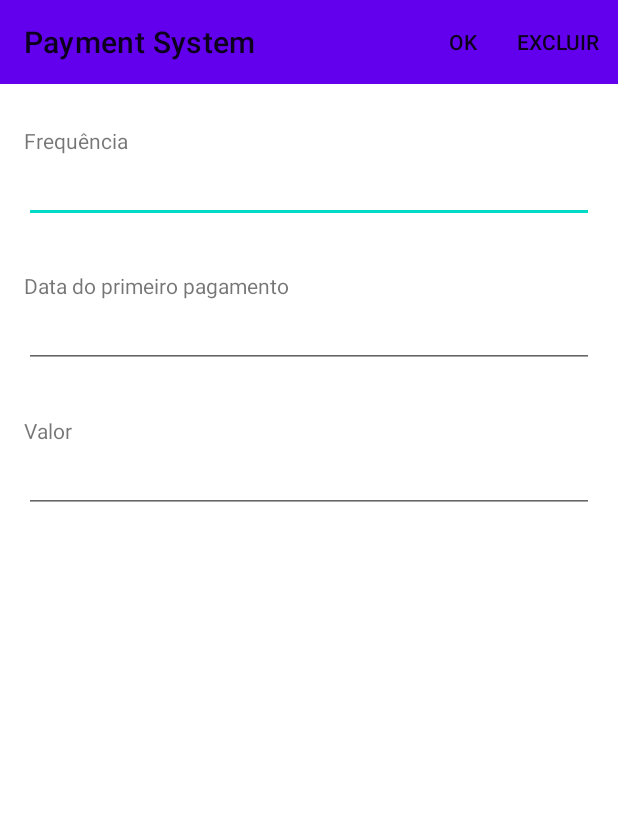
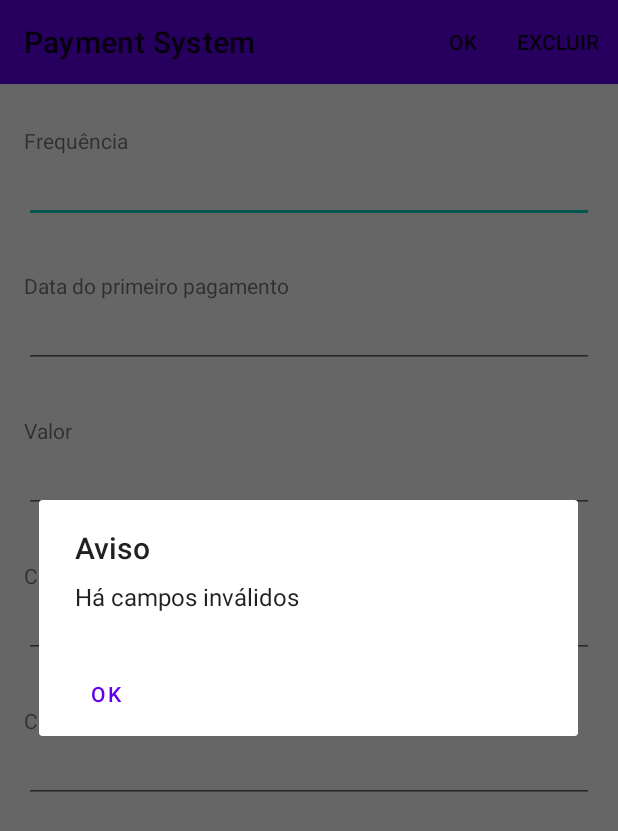
Before and after one commit to Joyce-Ribeiro/PaySys, an Android app: the EditCadCli screen opened directly, with no data from a screen before it, after a tap on "OK", on a phone screen of 412 x 824 dp. Shown: the top 831 px of the screen. Run offline under Robolectric (Android 15) with nearby library versions, the phone set to English and light mode, and no system bars; our stand-ins replace navigation-ui; 4 statements that could not run were skipped.

Commit message:
commit 12

```diff
--- a/app/src/main/java/com/example/ps/EditCadCli.java
+++ b/app/src/main/java/com/example/ps/EditCadCli.java
@@ -9,11 +9,13 @@ import com.google.android.material.snackbar.Snackbar;
 import androidx.appcompat.app.AlertDialog;
 import androidx.appcompat.app.AppCompatActivity;
 
+import android.text.TextUtils;
 import android.view.Menu;
 import android.view.MenuInflater;
 import android.view.MenuItem;
 import android.view.View;
 import android.widget.EditText;
+import android.widget.TextView;
 
 import androidx.navigation.NavController;
 import androidx.navigation.Navigation;
@@ -22,8 +24,11 @@ import androidx.navigation.ui.NavigationUI;
 
 import com.example.ps.databinding.ActivityEditCadCliBinding;
 
+import java.util.List;
+
 import database.PaymentSystemOpenHelper;
 import dominio.entidade.Cliente;
+import dominio.entidade.Pagamento;
 import dominio.repositorio.RepositorioCliente;
 import dominio.repositorio.RespositorioPagamento;
 
@@ -36,8 +41,11 @@ public class EditCadCli extends AppCompatActivity {
     private EditText editFreq;
     private EditText editfirstdata;
     private EditText editvalor;
+    private EditText editCod;
+    private EditText editIdCli;
+    private RespositorioPagamento repositorioPagamento;
+    private Pagamento pagamento;
     private RepositorioCliente repositorioCliente;
-    private Cliente cliente;
 
 
 
@@ -58,21 +66,20 @@ public class EditCadCli extends AppCompatActivity {
         editFreq=(EditText)findViewById(R.id.editFreq);
         editfirstdata=(EditText)findViewById(R.id.editfirstdata);
         editvalor=(EditText)findViewById(R.id.editvalor);
+        editCod=(EditText)findViewById(R.id.editCod);
+        editIdCli=(EditText)findViewById(R.id.editIdCli);
         criarConexao();
-        /*verificaParametro();*/
+
     }
-    private void verificaParametro(){
-        Bundle bundle = getIntent().getExtras();
-        if ((bundle != null) && (bundle.containsKey("CLIENTE")) ){
-            Cliente cliente = (Cliente) bundle.getSerializable("CLIENTE");
-        }
-    }
+
+
     private void criarConexao(){
 
         try{
             paymentSystemOpenHelper = new PaymentSystemOpenHelper(this);
             conexao = paymentSystemOpenHelper.getWritableDatabase();
-            /*repositorioPagamento = new RespositorioPagamento(conexao);*/
+            repositorioPagamento = new RespositorioPagamento(conexao);
+            repositorioCliente = new RepositorioCliente(conexao);
 
         }catch (SQLException ex){
             AlertDialog.Builder dlg =new AlertDialog.Builder(this);
@@ -81,6 +88,63 @@ public class EditCadCli extends AppCompatActivity {
             dlg.setNeutralButton("ok",null);
             dlg.show();
         }
+    }
+    private void confirmar(){
+        pagamento = new Pagamento();
+        if(validaInfoCli()== false) {
+
+            try {
+                repositorioPagamento.inserirPagamento(pagamento);
+            }catch (SQLException ex){
+                /*AlertDialog.Builder dlg =new AlertDialog.Builder(this);
+                dlg.setTitle("Erro");
+                dlg.setMessage(ex.getMessage());
+                dlg.setNeutralButton("ok",null);
+                dlg.show();*/
+            }
+            finish();
+
+        }
+    }
+    private boolean validaInfoCli(){
+        boolean res = false;
+        String frequencia = editFreq.getText().toString();
+        String data = editfirstdata.getText().toString();
+        String valor = editvalor.getText().toString();
+        String codemp= editCod.getText().toString();
+        String idcli = editIdCli.getText().toString();
+
+        pagamento.setFrequencia(Integer.parseInt(frequencia));
+        pagamento.setData(data);
+        pagamento.setValor(Integer.parseInt(valor));
+        pagamento.setId_cli(Integer.parseInt(idcli));
+        pagamento.setId_emp(Integer.parseInt(codemp));
+        pagamento.setStatus(false);
+
+
+        if (res = isCampoEmpty(frequencia)){
+            editFreq.requestFocus();
+        }
+
+        else if (res = isCampoEmpty(data)){
+            editfirstdata.requestFocus();
+        }
+        else if (res = isCampoEmpty(valor)){
+            editvalor.requestFocus();
+        }
+
+        if (res) {
+            AlertDialog.Builder dlg = new AlertDialog.Builder(this);
+            dlg.setTitle("Aviso");
+            dlg.setMessage("Há campos inválidos");
+            dlg.setNeutralButton("ok", null);
+            dlg.show();
+        }
+        return res;
+    }
+    private boolean isCampoEmpty(String valor){
+        boolean resultado = (TextUtils.isEmpty(valor) || valor.trim().isEmpty() );
+        return resultado;
     }
     @Override
     public boolean onSupportNavigateUp() {
@@ -102,10 +166,10 @@ public class EditCadCli extends AppCompatActivity {
         switch (id){
 
             case R.id.action_ok_btn:
-
+                confirmar();
                 break;
             case R.id.action_cancel_btn:
-                repositorioCliente.excluir(cliente.getIdcli());
+
                 finish();
         }
         return super.onOptionsItemSelected(item);
--- a/app/src/main/java/database/ScriptDDL.java
+++ b/app/src/main/java/database/ScriptDDL.java
@@ -21,7 +21,7 @@ public class ScriptDDL {
         sql.append("        IDPAG INTEGER  PRIMARY KEY AUTOINCREMENT   NOT NULL DEFAULT (''), " );
         sql.append("        DATA VARCHAR(10)     NOT NULL DEFAULT (''), " );
         sql.append("        ID_CLI  INTEGER     NOT NULL DEFAULT (''), " );
-        sql.append("        ID_Emp  INTEGER     NOT NULL DEFAULT (''), " );
+        sql.append("        ID_EMP  INTEGER     NOT NULL DEFAULT (''), " );
         sql.append("        VALOR  FLOAT     NOT NULL DEFAULT (''), " );
         sql.append("        STATUS  BOOLEAN     NOT NULL DEFAULT (''), " );
         sql.append("        FREQUENCIA  INTEGER     NOT NULL DEFAULT (''), " );
--- a/app/src/main/res/layout/activity_edit_cad_cli.xml
+++ b/app/src/main/res/layout/activity_edit_cad_cli.xml
@@ -97,4 +97,48 @@
         app:layout_constraintStart_toStartOf="parent"
         app:layout_constraintTop_toBottomOf="@+id/textView23" />
 
+    <TextView
+        android:id="@+id/aa"
+        android:layout_width="wrap_content"
+        android:layout_height="0dp"
+        android:layout_marginStart="16dp"
+        android:layout_marginTop="32dp"
+        android:text="Codigo Empresa"
+        app:layout_constraintStart_toStartOf="parent"
+        app:layout_constraintTop_toBottomOf="@+id/editvalor" />
+
+    <EditText
+        android:id="@+id/editCod"
+        android:layout_width="0dp"
+        android:layout_height="wrap_content"
+        android:layout_marginStart="16dp"
+        android:layout_marginEnd="16dp"
+        android:ems="10"
+        android:inputType="textPersonName"
+        app:layout_constraintEnd_toEndOf="parent"
+        app:layout_constraintStart_toStartOf="parent"
+        app:layout_constraintTop_toBottomOf="@+id/aa" />
+
+    <TextView
+        android:id="@+id/codCli"
+        android:layout_width="wrap_content"
+        android:layout_height="0dp"
+        android:layout_marginStart="16dp"
+        android:layout_marginTop="32dp"
+        android:text="Codigo Cliente"
+        app:layout_constraintStart_toStartOf="parent"
+        app:layout_constraintTop_toBottomOf="@+id/editCod" />
+
+    <EditText
+        android:id="@+id/editIdCli"
+        android:layout_width="0dp"
+        android:layout_height="wrap_content"
+        android:layout_marginStart="16dp"
+        android:layout_marginEnd="16dp"
+        android:ems="10"
+        android:inputType="textPersonName"
+        app:layout_constraintEnd_toEndOf="parent"
+        app:layout_constraintStart_toStartOf="parent"
+        app:layout_constraintTop_toBottomOf="@+id/codCli" />
+
 </androidx.constraintlayout.widget.ConstraintLayout>
```
Also changed, not shown: app/src/main/java/com/example/ps/ClienteAdapter.java (+5 -3 lines), app/src/main/java/com/example/ps/MainActivity.java (+6 -10 lines), app/src/main/java/dominio/entidade/Pagamento.java (+18 -2 lines), app/src/main/java/dominio/repositorio/RepositorioCliente.java (+28 -0 lines), app/src/main/java/dominio/repositorio/RespositorioPagamento.java (+21 -8 lines), app/src/main/res/layout/activity_main.xml (+21 -0 lines).
